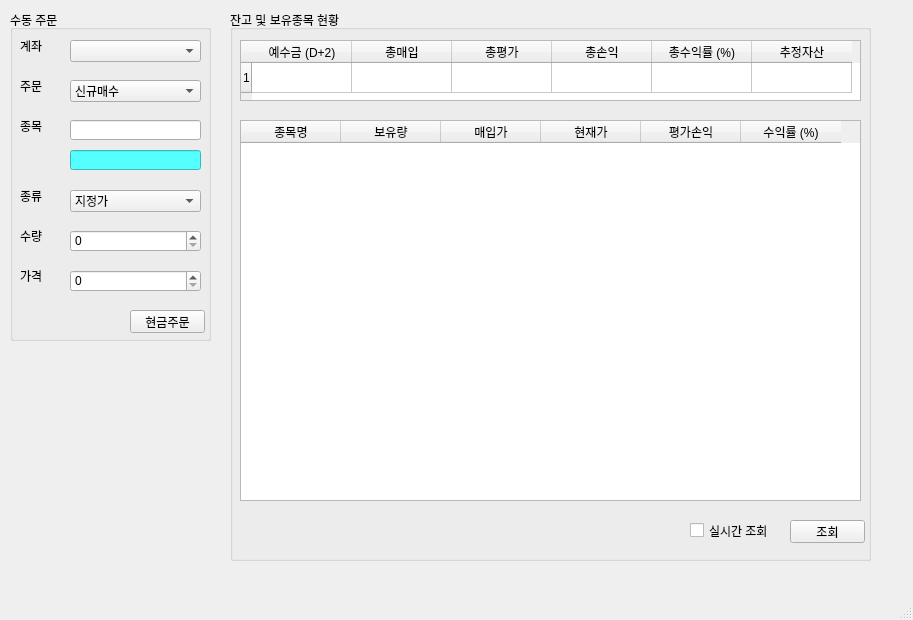
First picture: the form in pytrader.ui, repository Soonseok/AutoStock_project, before the edit.
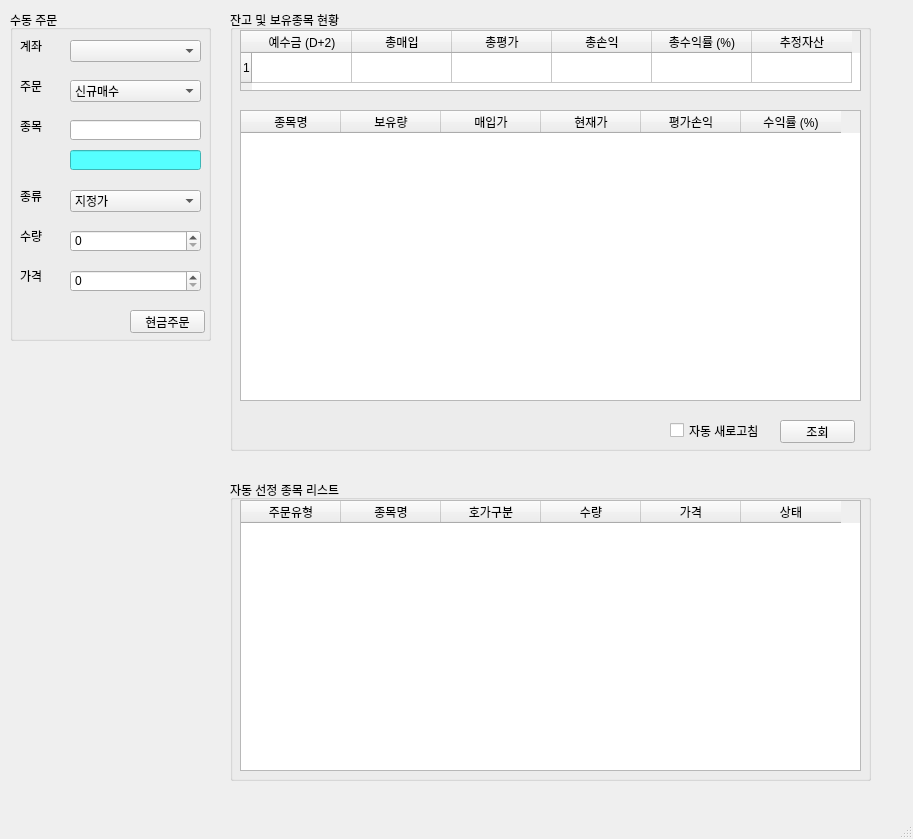
Second picture: the form after the edit. Icons and pictures are not drawn.

```diff
--- a/pytrader.ui
+++ b/pytrader.ui
@@ -7,7 +7,7 @@
     <x>0</x>
     <y>0</y>
     <width>913</width>
-    <height>620</height>
+    <height>839</height>
    </rect>
   </property>
   <property name="windowTitle">
@@ -240,7 +240,7 @@
       <x>230</x>
       <y>10</y>
       <width>641</width>
-      <height>551</height>
+      <height>441</height>
      </rect>
     </property>
     <property name="title">
@@ -250,7 +250,7 @@
      <property name="geometry">
       <rect>
        <x>10</x>
-       <y>30</y>
+       <y>20</y>
        <width>621</width>
        <height>61</height>
       </rect>
@@ -294,9 +294,9 @@
      <property name="geometry">
       <rect>
        <x>10</x>
-       <y>110</y>
+       <y>100</y>
        <width>621</width>
-       <height>381</height>
+       <height>291</height>
       </rect>
      </property>
      <column>
@@ -333,21 +333,21 @@
     <widget class="QCheckBox" name="checkBox">
      <property name="geometry">
       <rect>
-       <x>460</x>
-       <y>510</y>
-       <width>81</width>
+       <x>440</x>
+       <y>410</y>
+       <width>101</width>
        <height>21</height>
       </rect>
      </property>
      <property name="text">
-      <string>실시간 조회</string>
+      <string>자동 새로고침</string>
      </property>
     </widget>
     <widget class="QPushButton" name="pushButton_2">
      <property name="geometry">
       <rect>
-       <x>560</x>
-       <y>510</y>
+       <x>550</x>
+       <y>410</y>
        <width>75</width>
        <height>23</height>
       </rect>
@@ -357,6 +357,59 @@
      </property>
     </widget>
    </widget>
+   <widget class="QGroupBox" name="groupBox_3">
+    <property name="geometry">
+     <rect>
+      <x>230</x>
+      <y>480</y>
+      <width>641</width>
+      <height>301</height>
+     </rect>
+    </property>
+    <property name="title">
+     <string>자동 선정 종목 리스트</string>
+    </property>
+    <widget class="QTableWidget" name="tableWidget_3">
+     <property name="geometry">
+      <rect>
+       <x>10</x>
+       <y>20</y>
+       <width>621</width>
+       <height>271</height>
+      </rect>
+     </property>
+     <column>
+      <property name="text">
+       <string>주문유형</string>
+      </property>
+     </column>
+     <column>
+      <property name="text">
+       <string>종목명</string>
+      </property>
+     </column>
+     <column>
+      <property name="text">
+       <string>호가구분</string>
+      </property>
+     </column>
+     <column>
+      <property name="text">
+       <string>수량</string>
+      </property>
+     </column>
+     <column>
+      <property name="text">
+       <string>가격</string>
+      </property>
+     </column>
+     <column>
+      <property name="text">
+       <string>상태</string>
+      </property>
+     </column>
+    </widget>
+   </widget>
   </widget>
   <widget class="QMenuBar" name="menubar">
    <property name="geometry">
```
